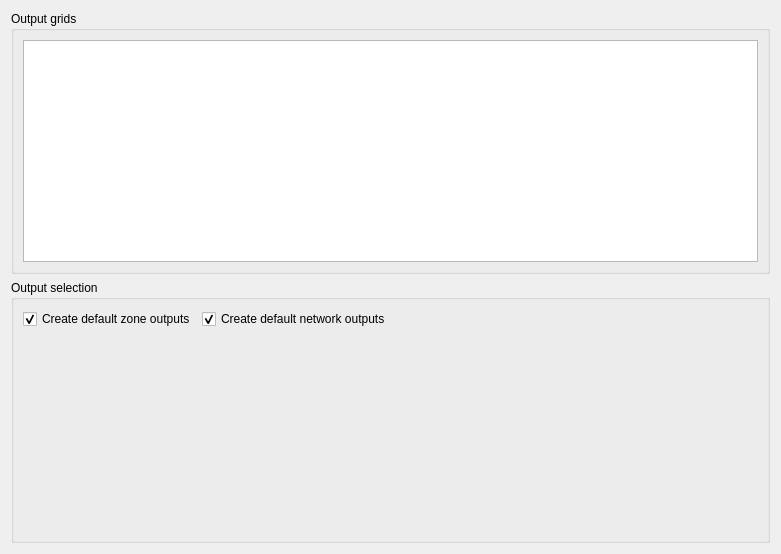
The window that SIM-VICUS/src/SVSimulationOutputOptions.ui (ghorwin/SIM-VICUS) describes before a commit, drawn with Qt 5.
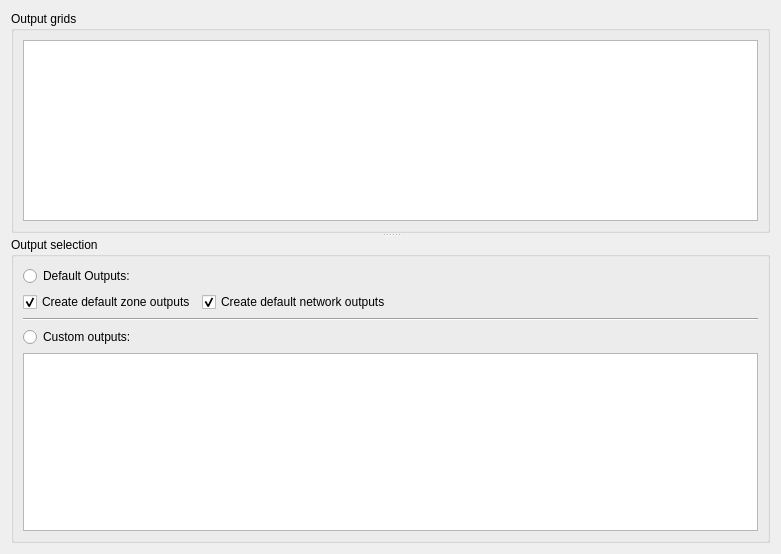
The same window after the commit.

Commit message: Started implementing output lists from "output_reference_list.txt"

```diff
--- a/SIM-VICUS/src/SVSimulationOutputOptions.ui
+++ b/SIM-VICUS/src/SVSimulationOutputOptions.ui
@@ -15,6 +15,10 @@
   </property>
   <layout class="QVBoxLayout" name="verticalLayoutOutputs">
    <item>
+    <widget class="QSplitter" name="splitter">
+     <property name="orientation">
+      <enum>Qt::Vertical</enum>
+     </property>
     <widget class="QGroupBox" name="groupBox">
      <property name="title">
       <string>Output grids</string>
@@ -29,13 +33,18 @@
       </item>
      </layout>
     </widget>
-   </item>
-   <item>
     <widget class="QGroupBox" name="groupBox_2">
      <property name="title">
       <string>Output selection</string>
      </property>
      <layout class="QVBoxLayout" name="verticalLayout">
+       <item>
+        <widget class="QRadioButton" name="radioButtonDefault">
+         <property name="text">
+          <string>Default Outputs:</string>
+         </property>
+        </widget>
+       </item>
       <item>
        <layout class="QHBoxLayout" name="horizontalLayout">
         <item>
@@ -74,19 +83,24 @@
        </layout>
       </item>
       <item>
-       <spacer name="verticalSpacer">
+        <widget class="Line" name="line">
         <property name="orientation">
-         <enum>Qt::Vertical</enum>
-        </property>
-        <property name="sizeHint" stdset="0">
-         <size>
-          <width>20</width>
-          <height>185</height>
-         </size>
-        </property>
-       </spacer>
-      </item>
-     </layout>
+          <enum>Qt::Horizontal</enum>
+         </property>
+        </widget>
+       </item>
+       <item>
+        <widget class="QRadioButton" name="radioButtonCustom">
+         <property name="text">
+          <string>Custom outputs:</string>
+         </property>
+        </widget>
+       </item>
+       <item>
+        <widget class="QTableWidget" name="tableWidgetOutputList"/>
+       </item>
+      </layout>
+     </widget>
     </widget>
    </item>
   </layout>
```
Lines whose indentation alone changed are shown as unchanged. The commit also changes 5 other files.
